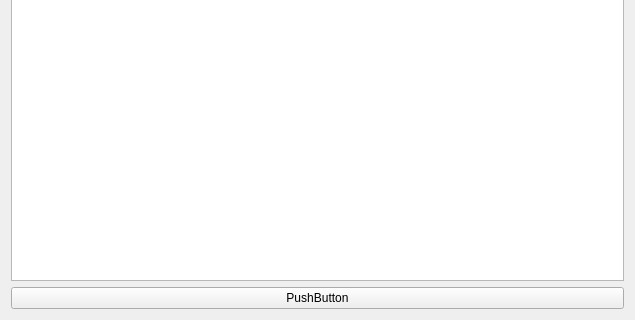
Qt form ui/AnalysisSettingForm.ui (nicolasCtd/beeReal) before a commit; both pictures show x 0 to 635 and y 302 to 622 of the 635 by 622 pixel window.
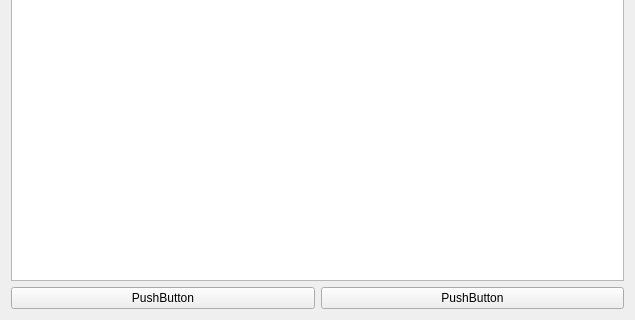
The same form after that commit. Custom widgets are drawn as their Qt base class.

Commit message: Add stop analysis button

The edit to the form file:
```diff
--- a/ui/AnalysisSettingForm.ui
+++ b/ui/AnalysisSettingForm.ui
@@ -104,11 +104,22 @@
     <widget class="BeeTableView" name="beeTableView"/>
    </item>
    <item>
+    <layout class="QHBoxLayout" name="horizontalLayout_2">
+     <item>
     <widget class="QPushButton" name="startAnalysisPushButton">
      <property name="text">
       <string>PushButton</string>
      </property>
     </widget>
+     </item>
+     <item>
+      <widget class="QPushButton" name="stopAnalysisPushButton">
+       <property name="text">
+        <string>PushButton</string>
+       </property>
+      </widget>
+     </item>
+    </layout>
    </item>
   </layout>
  </widget>
```
Lines whose indentation alone changed are shown as unchanged. The commit also changes 1 other file.
